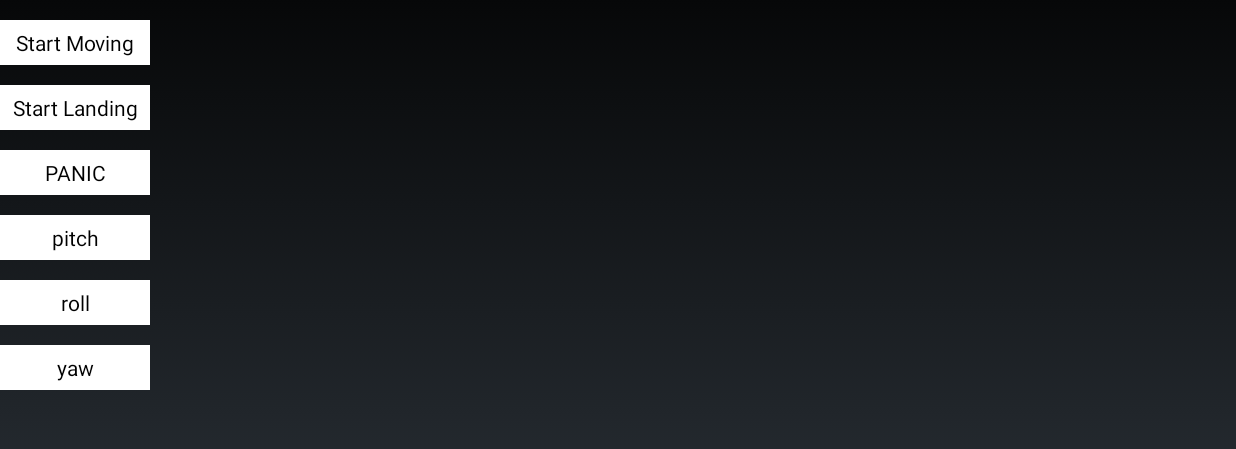
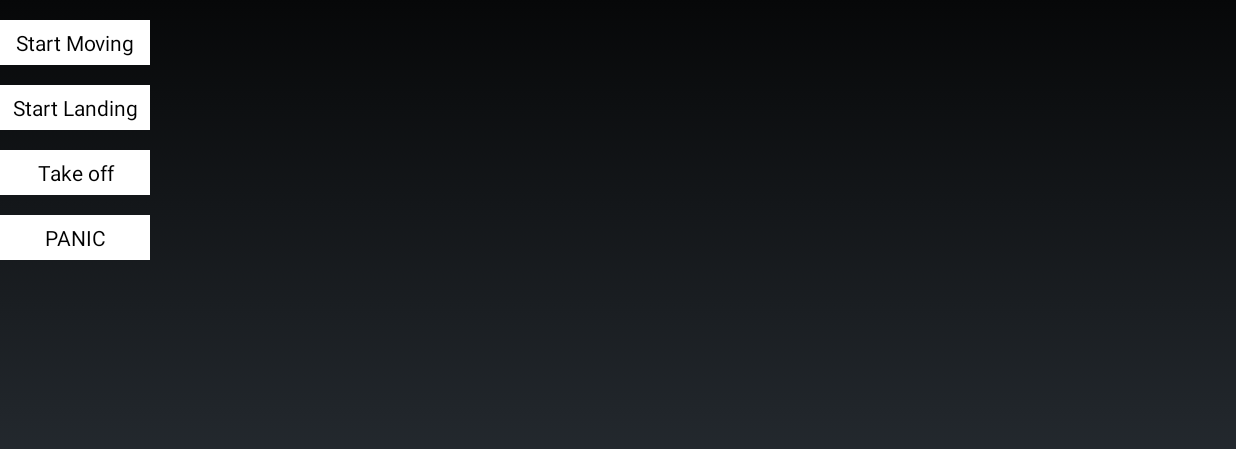
Before and after one commit to Nirnakern/TesiMagistrale, an Android app: the MainActivity screen opened directly, with no data from a screen before it, after a tap on "Find Marker", on a phone screen of 824 x 412 dp (held sideways), the part 105-554 px from its top. Run offline under Robolectric (Android 15) with nearby library versions, the phone set to English and light mode, and no system bars; libraries missing offline, so code that uses them is left out: dji.common.camera, dji.common.error, dji.common.flightcontroller, dji.common.product, dji.common.util and 7 more; 8 statements that could not run were skipped.

Commit message:
removed test button

```diff
--- a/src/main/java/com/dji/videostreamdecodingsample/MainActivity.java
+++ b/src/main/java/com/dji/videostreamdecodingsample/MainActivity.java
@@ -1419,24 +1419,12 @@ public class MainActivity extends Activity implements DJIVideoStreamDecoder.IYuv
 
     }
 
-    public void onClick_pitch(View v) {
-        writeToFile("schiaccio pitch",log_name);
-
-        move_drone(0f,90f,1f,0f,1000);
-
-    }
-
-    public void onClick_roll(View v) {
-        writeToFile("schiaccio roll",log_name);
-
-        move_drone(0f,0f,1.0f,0.0f,1000);
-
-    }
-
-
-    public void onClick_yaw(View v) {
-        writeToFile("schiaccio yaw",log_name);
-        move_drone(90f,0f,0.0f,0.0f,1000);
+
+
+    public void onClick_start(View v) {
+
+        start_drone();
+
 
     }
 
--- a/src/main/res/layout/activity_main.xml
+++ b/src/main/res/layout/activity_main.xml
@@ -115,6 +115,21 @@
         android:layout_alignParentStart="true" />
 
     <TextView
+        android:id="@+id/activity_main_start"
+        android:layout_width="100dp"
+        android:layout_height="30dp"
+        android:text="Take off"
+        android:clickable="true"
+        android:onClick="onClick_start"
+        android:padding="5dp"
+        android:gravity="center"
+        android:background="@color/colorWhite"
+        android:textColor="@color/colorBlack"
+        android:layout_marginTop="13dp"
+        android:layout_below="@+id/activity_main_land"
+        android:layout_alignParentStart="true" />
+
+    <TextView
         android:id="@+id/activity_main_panic_button"
         android:layout_width="100dp"
         android:layout_height="30dp"
@@ -126,52 +141,10 @@
         android:background="@color/colorWhite"
         android:textColor="@color/colorBlack"
         android:layout_marginTop="13dp"
-        android:layout_below="@+id/activity_main_land"
+        android:layout_below="@+id/activity_main_start"
         android:layout_alignParentStart="true" />
 
-    <TextView
-        android:id="@+id/activity_main_pitch"
-        android:layout_width="100dp"
-        android:layout_height="30dp"
-        android:text="pitch"
-        android:clickable="true"
-        android:onClick="onClick_pitch"
-        android:padding="5dp"
-        android:gravity="center"
-        android:background="@color/colorWhite"
-        android:textColor="@color/colorBlack"
-        android:layout_marginTop="13dp"
-        android:layout_below="@+id/activity_main_panic_button"
-        android:layout_alignParentStart="true" />
 
-    <TextView
-        android:id="@+id/activity_main_roll"
-        android:layout_width="100dp"
-        android:layout_height="30dp"
-        android:text="roll"
-        android:clickable="true"
-        android:onClick="onClick_roll"
-        android:padding="5dp"
-        android:gravity="center"
-        android:background="@color/colorWhite"
-        android:textColor="@color/colorBlack"
-        android:layout_marginTop="13dp"
-        android:layout_below="@+id/activity_main_pitch"
-        android:layout_alignParentStart="true" />
 
-    <TextView
-        android:id="@+id/activity_main_panic_yaw"
-        android:layout_width="100dp"
-        android:layout_height="30dp"
-        android:text="yaw"
-        android:clickable="true"
-        android:onClick="onClick_yaw"
-        android:padding="5dp"
-        android:gravity="center"
-        android:background="@color/colorWhite"
-        android:textColor="@color/colorBlack"
-        android:layout_marginTop="13dp"
-        android:layout_below="@+id/activity_main_roll"
-        android:layout_alignParentStart="true" />
 
 </RelativeLayout>
```
